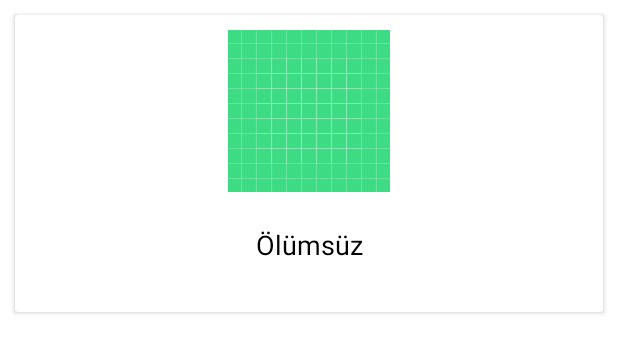
After one commit to emirkarabey/AppTernDeezer, an Android app: the layout item_category.xml on its own in the app's theme, with its tools: preview values and no code run, on a phone screen of 412 x 824 dp. The commit adds this screen. Shown: the top 353 px of the screen. Run offline under Robolectric (Android 15) with nearby library versions, the phone set to English and light mode, and no system bars.

Commit message:
Create category screen design

```diff
--- /dev/null
+++ b/app/src/main/res/layout/item_category.xml
@@ -0,0 +1,32 @@
+<?xml version="1.0" encoding="utf-8"?>
+<androidx.cardview.widget.CardView xmlns:android="http://schemas.android.com/apk/res/android"
+    xmlns:tools="http://schemas.android.com/tools"
+    android:layout_width="match_parent"
+    android:layout_height="wrap_content"
+    android:layout_margin="@dimen/small_margin">
+
+    <LinearLayout
+        android:layout_width="match_parent"
+        android:layout_height="match_parent"
+        android:layout_margin="@dimen/small_margin"
+        android:orientation="vertical"
+        tools:ignore="UseCompoundDrawables">
+
+        <ImageView
+            android:id="@+id/ivCategory"
+            android:layout_width="match_parent"
+            android:layout_height="wrap_content"
+            android:contentDescription="@string/iv_category_content_description"
+            android:src="@drawable/ic_launcher_background" />
+
+        <TextView
+            android:id="@+id/tvCategoryName"
+            android:layout_width="match_parent"
+            android:gravity="center"
+            android:layout_height="@dimen/title_text_view_height"
+            android:layout_margin="@dimen/small_margin"
+            android:textColor="@color/black"
+            android:textSize="18sp"
+            android:text="Ölümsüz" />
+    </LinearLayout>
+</androidx.cardview.widget.CardView>
--- a/app/src/main/res/values/strings.xml
+++ b/app/src/main/res/values/strings.xml
@@ -3,4 +3,7 @@
     <string name="title_home">Home</string>
     <string name="title_dashboard">Dashboard</string>
     <string name="title_notifications">Notifications</string>
+
+
+    <string name="iv_category_content_description">Category Image</string>
 </resources>
```
Also changed, not shown: app/src/main/res/layout/fragment_favorites.xml (+24 -12 lines), app/src/main/res/values/dimens.xml (+29 -2 lines).
